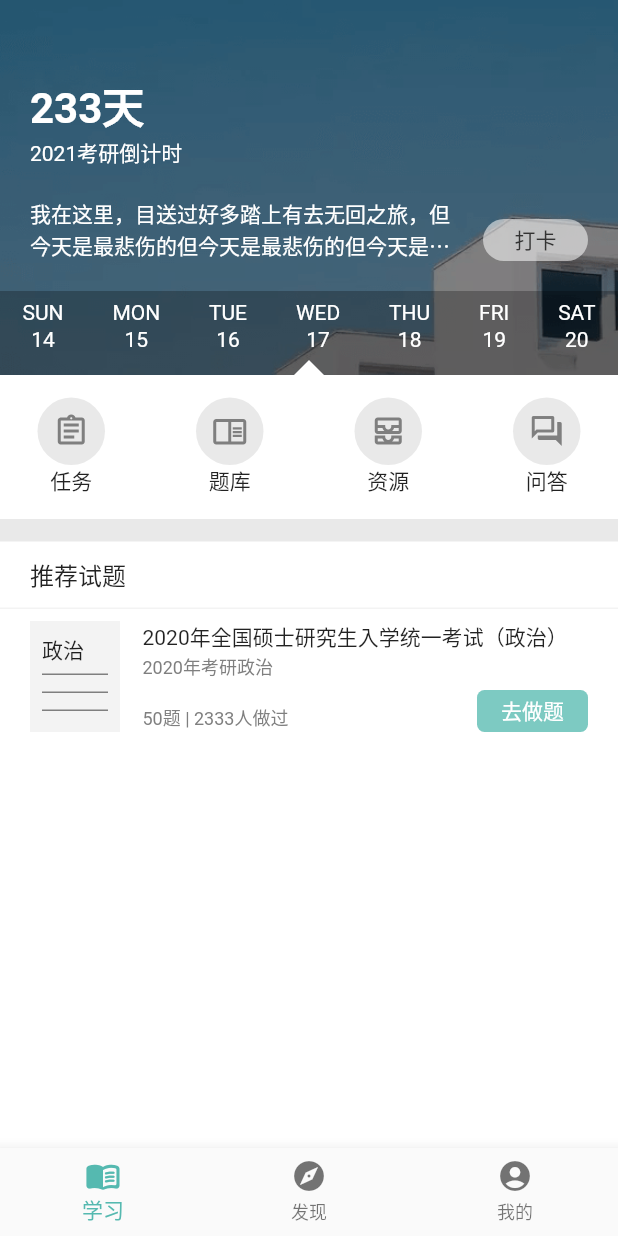
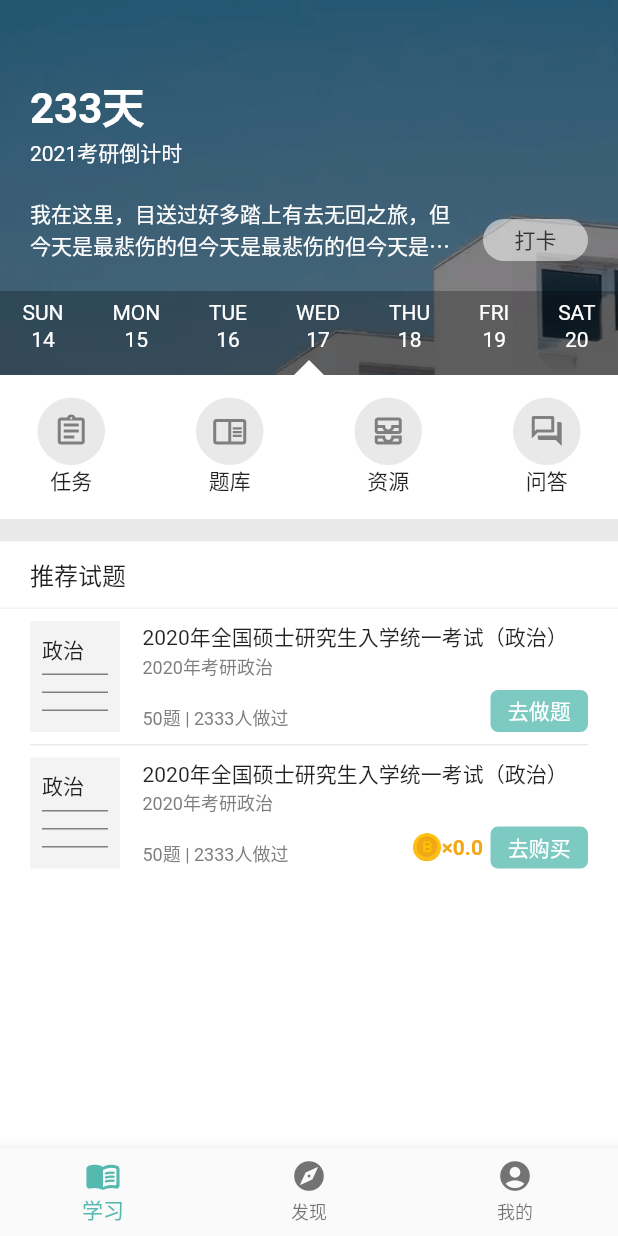
Before and after one commit to shinobuffer/flutter_demo, a Flutter app: the screen it shows after launch, on a phone screen of 412 x 824 dp. Run offline on Flutter 3.47's test engine with Material 2 defaults, Android fonts, the phone set to English and light mode, and no system bars; our stand-ins replace bot_toast, cookie_jar, dio, dio_cookie_manager, flutter_keyboard_visibility.

Commit message:
feat: 新增试卷购买页面(test_purchase_page)

```diff
--- a/lib/component/no_data_tip.dart
+++ b/lib/component/no_data_tip.dart
@@ -7,6 +7,7 @@ class NoDataTip extends StatelessWidget {
     this.imgHeight,
     this.imgWidth,
     this.imgFit = BoxFit.contain,
+    this.margin = EdgeInsets.zero,
     this.gap = 5,
     @required this.text,
     this.textStyle,
@@ -15,6 +16,7 @@ class NoDataTip extends StatelessWidget {
   final double imgHeight;
   final double imgWidth;
   final BoxFit imgFit;
+  final EdgeInsetsGeometry margin;
   final double gap;
   final String text;
   final TextStyle textStyle;
@@ -23,6 +25,7 @@ class NoDataTip extends StatelessWidget {
   Widget build(BuildContext context) {
     return Container(
       width: double.maxFinite,
+      margin: margin,
       child: Column(
         children: [
           ImageSet(
--- a/lib/model/test_info.dart
+++ b/lib/model/test_info.dart
@@ -10,6 +10,7 @@ class TestInfo {
         publisherId = json['publisherId'],
         isRealTest = json['isRealTest'],
         isFree = json['isFree'],
+        isPurchased = json['isPurchased'],
         price = json['price'],
         questionNum = json['questionNum'],
         doneNum = json['doneNum'];
@@ -44,10 +45,13 @@ class TestInfo {
   /// 是否免费
   final bool isFree;
 
+  /// 是否已购买（扩展可选字段，供首页testInfoCard使用，优先级低于isFree）
+  final bool isPurchased;
+
   /// 售价
   final double price;
 
-  /// 题目数量
+  /// 题目数量（所有题型）
   final int questionNum;
 
   /// 做卷人数
@@ -64,6 +68,7 @@ class TestInfo {
     sb.write('"publisher":`$publisher`,\n');
     sb.write('"isRealTest":$isRealTest,\n');
     sb.write('"isFree":$isFree,\n');
+    sb.write('"isPurchased":$isPurchased,\n');
     sb.write('"price":$price,\n');
     sb.write('"questionNum":$questionNum,\n');
     sb.write('"doneNum":$doneNum,\n');
--- a/lib/pages/learning/learning_page_view.dart
+++ b/lib/pages/learning/learning_page_view.dart
@@ -32,6 +32,22 @@ class _LearningPageViewState extends State<LearningPageView> {
       'publisherId': 233,
       'isFree': true,
       'price': 0.0,
+      'isPurchased': false,
+      'questionNum': 50,
+      'doneNum': 2333,
+    }),
+    TestInfo.fromJson({
+      'tid': 233,
+      'time': '2020-11-11',
+      'name': '2020年全国硕士研究生入学统一考试（政治）',
+      'description': '2020年考研政治',
+      'subject': '政治',
+      'subjectId': 233,
+      'publisher': '教育部',
+      'publisherId': 233,
+      'isFree': false,
+      'price': 0.0,
+      'isPurchased': false,
       'questionNum': 50,
       'doneNum': 2333,
     }),
--- a/lib/pages/learning/question_bank/component/test_info_card.dart
+++ b/lib/pages/learning/question_bank/component/test_info_card.dart
@@ -1,15 +1,32 @@
 import 'package:flutter/material.dart';
 import 'package:flutter_demo/component/image_set.dart';
 import 'package:flutter_demo/model/test_info.dart';
+import 'package:flutter_demo/pages/learning/question_bank/do_question_page.dart';
+import 'package:flutter_demo/pages/learning/question_bank/test_purchase_page.dart';
 import 'package:flutter_demo/utils/format_util.dart';
 import 'package:flutter_demo/utils/style_util.dart';
 
-class TestInfoCard extends StatelessWidget {
-  /// 用于展示试题信息的卡片，用在历年真题页面和模拟题页面
+class TestInfoCard extends StatefulWidget {
+  /// 用于展示试题信息的卡片，用在历年真题页面、模拟题页面和首页
 
-  const TestInfoCard({Key key, @required this.testInfo}) : super(key: key);
+  TestInfoCard({
+    Key key,
+    @required this.testInfo,
+    this.onJump,
+  }) : super(key: key);
 
   final TestInfo testInfo;
+
+  final VoidCallback onJump;
+
+  @override
+  _TestInfoCardState createState() => _TestInfoCardState();
+}
+
+class _TestInfoCardState extends State<TestInfoCard> {
+  TestInfo get testInfo => widget.testInfo;
+
+  VoidCallback get onJump => widget.onJump;
 
   String get _subject => testInfo.subject;
 
@@ -23,6 +40,13 @@ class TestInfoCard extends StatelessWidget {
 
   bool get _isFree => testInfo.isFree ?? true;
 
+  bool get _isPurchased => testInfo.isPurchased ?? false;
+
+  /// 当isFree为真，可直接做，
+  /// 当isFree为假但isPurchased为真，可直接做
+  /// 当isFree为假且isPurchased为假，需购买
+  bool get _isAccessible => _isFree || _isPurchased;
+
   double get _price => testInfo.price;
 
   /// 渲染按钮区域
@@ -30,24 +54,42 @@ class TestInfoCard extends StatelessWidget {
     List<Widget> renderWidgets = [
       Container(
         height: 28,
-        width: 74,
+        width: 65,
         margin: EdgeInsets.only(left: 5),
         child: FlatButton(
           textColor: Colors.white,
           color: ColorM.G3,
+          padding: EdgeInsets.zero,
           shape: RoundedRectangleBorder(
             borderRadius: BorderRadius.all(
               Radius.circular(5),
             ),
           ),
           onPressed: () {
-            // todo: 跳转
+            if (onJump != null) onJump();
+            if (_isAccessible) {
+              Navigator.push(
+                context,
+                MaterialPageRoute(
+                  builder: (context) => DoQuestionPage(),
+                ),
+              );
+            } else {
+              Navigator.push(
+                context,
+                MaterialPageRoute(
+                  builder: (context) => TestPurchasePage(
+                    testInfo: testInfo,
+                  ),
+                ),
+              );
+            }
           },
-          child: Text(_isFree ? '去做题' : '去购买'),
+          child: Text(_isAccessible ? '去做题' : '去购买'),
         ),
       )
     ];
-    if (!_isFree) {
+    if (!_isAccessible) {
       renderWidgets.insert(
           0,
           Row(
--- a/lib/utils/style_util.dart
+++ b/lib/utils/style_util.dart
@@ -26,6 +26,8 @@ class TextStyleM {
   static const TextStyle D5_24 =
       TextStyle(color: Color(0xFF7F7F7F), fontSize: 24);
 
+  static const TextStyle D7_B =
+      TextStyle(color: Color(0xFF333333), fontWeight: FontWeight.bold);
   static const TextStyle D7_13 =
       TextStyle(color: Color(0xFF333333), fontSize: 13);
   static const TextStyle D7_14 =
@@ -62,6 +64,7 @@ class ColorM {
   // 其他颜色
   static const O1 = Color(0xFFFACD91);
   static const O2 = Color(0xFFF1A716);
+  static const O3 = Color(0xFFFF7D7D);
 }
 
 class NoSplashFactory extends InteractiveInkFeatureFactory {
```
Also changed, not shown: lib/pages/learning/question_bank/record_test/record_test_page.dart (+11 -2 lines), lib/pages/learning/question_bank/simulation_test/simulation_test_page.dart (+4 -4 lines), lib/pages/learning/question_bank/test_purchase_page.dart (added, +183 -0 lines).
